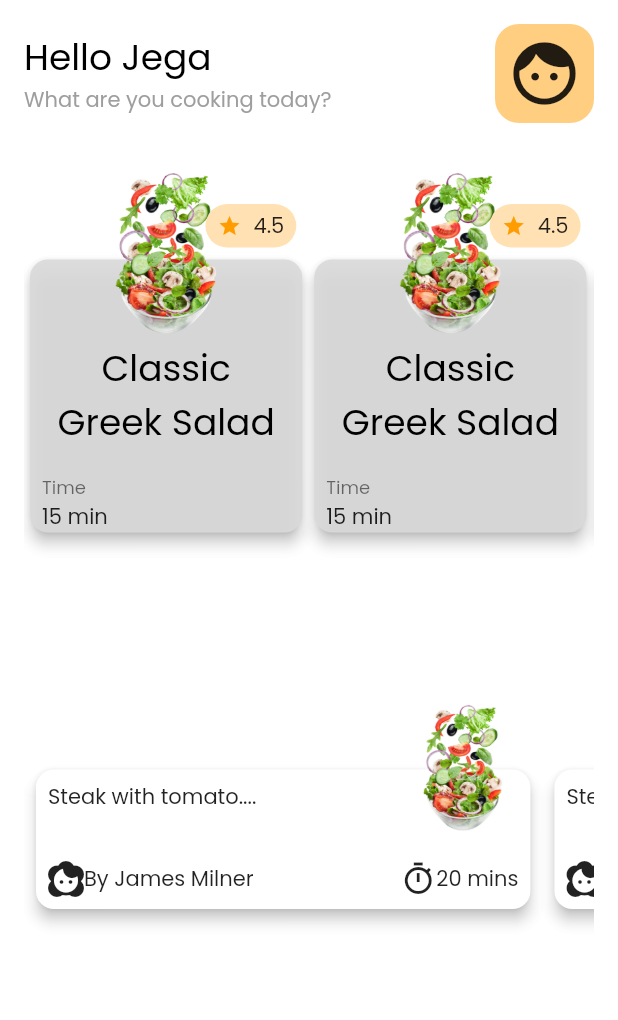
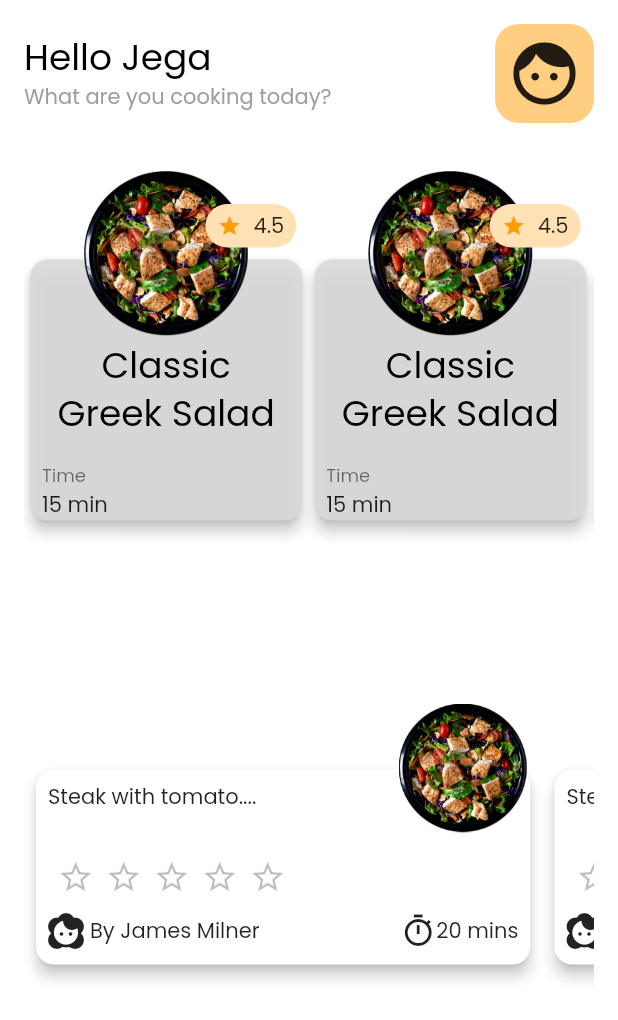
Before and after one commit to sujan6539/the_real_recipe, a Flutter app: the screen it shows after launch, on a phone screen of 412 x 824 dp. Shown: the top 1020 px of the screen. Run offline on Flutter 3.47's test engine with Material 2 defaults, Android fonts, the phone set to English and light mode, and no system bars; our stand-ins replace firebase_auth, google_fonts; accounts and stored records are empty.

Commit message:
firebase and homepage review card.

```diff
--- /dev/null
+++ b/lib/firebase/auth.dart
@@ -0,0 +1,18 @@
+import 'package:firebase_auth/firebase_auth.dart';
+
+class Auth {
+  final FirebaseAuth _firebaseAuth = FirebaseAuth.instance;
+
+  User? get currentUser => _firebaseAuth.currentUser;
+
+  Stream<User?> get authStateChanges => _firebaseAuth.authStateChanges();
+
+  Future<void> signInWithEmailPassword(String email, String password) async {
+    await _firebaseAuth.signInWithEmailAndPassword(
+        email: email, password: password);
+  }
+
+  Future<void> signUpWithEmailPassword(String email, String password) async {
+    await _firebaseAuth.createUserWithEmailAndPassword(email: email, password: password);
+  }
+}
--- a/lib/main.dart
+++ b/lib/main.dart
@@ -2,10 +2,9 @@ import 'package:flutter/material.dart';
 import 'package:the_real_recipe/presentation/styles/colors.dart';
 import 'package:the_real_recipe/presentation/styles/styles.dart';
 import 'package:the_real_recipe/screens/home_page.dart';
-import 'package:the_real_recipe/screens/sign_in_page.dart';
-import 'package:the_real_recipe/screens/sign_up_page.dart';
 
 void main() {
+  WidgetsFlutterBinding.ensureInitialized();
   runApp(const MyApp());
 }
 
@@ -13,6 +12,7 @@ class MyApp extends StatelessWidget {
   const MyApp({super.key});
 
   static final AppStyle _style = AppStyle();
+
   static AppStyle get $style => _style;
 
   // This widget is the root of your application.
--- a/lib/presentation/styles/colors.dart
+++ b/lib/presentation/styles/colors.dart
@@ -37,6 +37,7 @@ class AppColors {
         surface: Colors.white54,
         onSurface: Colors.black26);
     return ThemeData.from(
+        useMaterial3: true,
         colorScheme: colorScheme,
         textTheme:
             GoogleFonts.poppinsTextTheme(Theme.of(context).textTheme.copyWith(
--- /dev/null
+++ b/lib/presentation/ui/rating_widget.dart
@@ -0,0 +1,64 @@
+import 'package:flutter/material.dart';
+
+typedef TestBuilder = Widget Function(
+    BuildContext context, int index, VoidCallback onPressed, bool isSelected);
+
+class RatingWidget extends StatefulWidget {
+  final TestBuilder itemBuilder;
+  final int itemCount;
+
+  const RatingWidget.builder({
+    super.key,
+    required this.itemBuilder,
+    required this.itemCount,
+  });
+
+  @override
+  State<RatingWidget> createState() => _RatingWidgetState();
+}
+
+class _RatingWidgetState extends State<RatingWidget> {
+  List<bool> state = [];
+
+  void updateState(int index, bool oldIsSelectedFlag) {
+    setState(() {
+      if (!oldIsSelectedFlag) {
+        for (int j = 0; j <= index; j++) {
+          state[j] = true;
+        }
+      } else {
+        for (int j = index; j < widget.itemCount; j++) {
+          state[j] = false;
+        }
+      }
+    });
+  }
+
+  @override
+  void initState() {
+    super.initState();
+    for (int i = 0; i < widget.itemCount; i++) {
+      state.add(false);
+    }
+  }
+
+  @override
+  Widget build(BuildContext context) {
+    List<Widget> list = [];
+    for (int i = 0; i < widget.itemCount; i++) {
+      Widget widget2 = widget.itemBuilder.call(context, i, () {
+        updateState(i, state[i]);
+      }, state[i]);
+      list.add(Flexible(
+        fit: FlexFit.loose,
+        child: widget2,
+      ));
+    }
+    return Row(
+      mainAxisSize: MainAxisSize.min,
+      mainAxisAlignment: MainAxisAlignment.start,
+      crossAxisAlignment: CrossAxisAlignment.start,
+      children: list,
+    );
+  }
+}
--- a/lib/presentation/ui/review_card.dart
+++ b/lib/presentation/ui/review_card.dart
@@ -1,6 +1,7 @@
 import 'package:flutter/material.dart';
 import 'package:the_real_recipe/main.dart';
 import 'package:the_real_recipe/presentation/styles/colors.dart';
+import 'package:the_real_recipe/presentation/ui/rating_widget.dart';
 
 class ReviewCard extends StatelessWidget {
   const ReviewCard({Key? key}) : super(key: key);
@@ -14,7 +15,7 @@ class ReviewCard extends StatelessWidget {
       child: Stack(
         children: [
           Card(
-            elevation: MyApp.$style.dimens.dimens_4,
+              elevation: MyApp.$style.dimens.dimens_4,
               margin: EdgeInsets.fromLTRB(0.0,
                   MyApp.$style.dimens.hero_card_image_size * 0.4, 0.0, 0.0),
               shape: RoundedRectangleBorder(
@@ -29,13 +30,41 @@ class ReviewCard extends StatelessWidget {
                   crossAxisAlignment: CrossAxisAlignment.start,
                   children: [
                     const Text("Steak with tomato...."),
-                    Padding(padding: EdgeInsets.all(16.0)),
+                    Padding(padding: EdgeInsets.all(8.0)),
+                    RatingWidget.builder(
+                      itemCount: 5,
+                      itemBuilder: (context, index, onPressed, isSelected) {
+                        return IconButton(
+                            constraints: BoxConstraints(
+                              maxWidth: 20,
+                              maxHeight: 20, minWidth: 20,
+                              minHeight: 20
+                            ),
+                            visualDensity: VisualDensity(
+                                horizontal: VisualDensity.minimumDensity),
+                            isSelected: isSelected,
+                            iconSize: 25,
+                            padding: EdgeInsets.zero,
+                            icon: Icon(
+                              Icons.star_border_outlined,
+                            ),
+                            selectedIcon: Icon(Icons.star_outlined),
+                            onPressed: onPressed);
+                      },
+                    ),
                     Row(
                       mainAxisSize: MainAxisSize.max,
                       children: const [
                         Icon(Icons.face_2_sharp),
-                        Text("By James Milner"),
-                        Spacer(),
+                        Padding(
+                          padding: EdgeInsets.all(4.0),
+                          child: Text(
+                            "By James Milner",
+                          ),
+                        ),
+                        Spacer(
+                          flex: 4,
+                        ),
                         Icon(Icons.timer_outlined),
                         Text("20 mins")
                       ],
--- a/lib/screens/home_page.dart
+++ b/lib/screens/home_page.dart
@@ -1,6 +1,7 @@
 import 'package:flutter/material.dart';
 import 'package:the_real_recipe/main.dart';
 import 'package:the_real_recipe/presentation/ui/hero_card.dart';
+import 'package:the_real_recipe/presentation/ui/rating_widget.dart';
 import 'package:the_real_recipe/presentation/ui/review_card.dart';
 
 import '../presentation/ui/home_greeting.dart';
```
Also changed, not shown: assets/images/salad.png, 3 other files.
